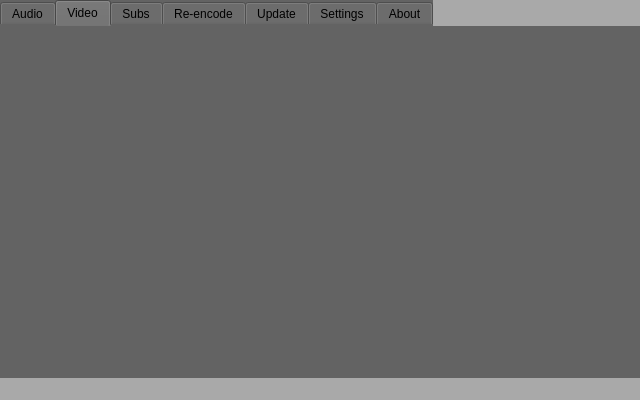
Old version of the form gui.ui in the repository KoleckOLP/yt-dl.
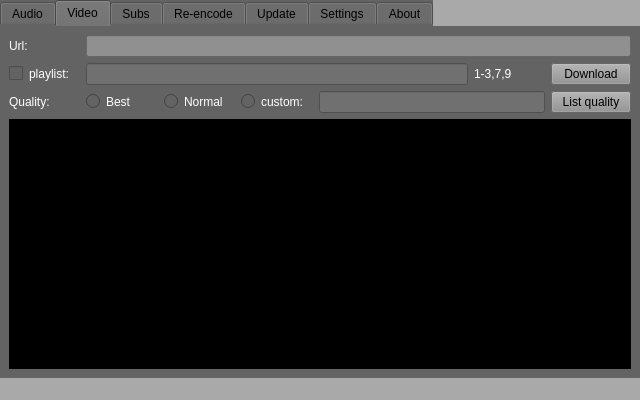
New version of the form. The open tabs and pages were chosen to show the change. Icons and pictures are not drawn.

Commit message: status bar, solo process, req, video tab, roadmap

What changed in the file:
```diff
--- a/gui.ui
+++ b/gui.ui
@@ -246,6 +246,126 @@
        <attribute name="title">
         <string>Video</string>
        </attribute>
+       <layout class="QGridLayout" name="gridLayout_3">
+        <item row="4" column="3">
+         <widget class="QRadioButton" name="radioButton_3">
+          <property name="styleSheet">
+           <string notr="true">color: #FFFFFF;</string>
+          </property>
+          <property name="text">
+           <string>custom:</string>
+          </property>
+         </widget>
+        </item>
+        <item row="0" column="1" colspan="7">
+         <widget class="QLineEdit" name="vid_url_bar">
+          <property name="styleSheet">
+           <string notr="true">background-color: #909090;</string>
+          </property>
+         </widget>
+        </item>
+        <item row="2" column="0">
+         <widget class="QCheckBox" name="checkBox">
+          <property name="styleSheet">
+           <string notr="true">color: #FFFFFF;</string>
+          </property>
+          <property name="text">
+           <string>playlist:</string>
+          </property>
+         </widget>
+        </item>
+        <item row="0" column="0">
+         <widget class="QLabel" name="vid_url_label">
+          <property name="styleSheet">
+           <string notr="true">color: #FFFFFF;</string>
+          </property>
+          <property name="text">
+           <string>Url:</string>
+          </property>
+         </widget>
+        </item>
+        <item row="4" column="2">
+         <widget class="QRadioButton" name="radioButton_2">
+          <property name="styleSheet">
+           <string notr="true">color: #FFFFFF;</string>
+          </property>
+          <property name="text">
+           <string>Normal</string>
+          </property>
+         </widget>
+        </item>
+        <item row="4" column="7">
+         <widget class="QPushButton" name="vid_download_button">
+          <property name="styleSheet">
+           <string notr="true">background-color: #909090;</string>
+          </property>
+          <property name="text">
+           <string>List quality</string>
+          </property>
+         </widget>
+        </item>
+        <item row="4" column="4" colspan="3">
+         <widget class="QLineEdit" name="lineEdit">
+          <property name="styleSheet">
+           <string notr="true">background-color: #707070;</string>
+          </property>
+         </widget>
+        </item>
+        <item row="7" column="0" colspan="8">
+         <widget class="QTextBrowser" name="textBrowser">
+          <property name="styleSheet">
+           <string notr="true">background-color: #000000; color: #FFFFFF;</string>
+          </property>
+         </widget>
+        </item>
+        <item row="2" column="1" colspan="5">
+         <widget class="QLineEdit" name="lineEdit_2">
+          <property name="styleSheet">
+           <string notr="true">background-color: #707070;</string>
+          </property>
+         </widget>
+        </item>
+        <item row="4" column="0">
+         <widget class="QLabel" name="label_2">
+          <property name="styleSheet">
+           <string notr="true">color: #FFFFFF;</string>
+          </property>
+          <property name="text">
+           <string>Quality:</string>
+          </property>
+         </widget>
+        </item>
+        <item row="4" column="1">
+         <widget class="QRadioButton" name="radioButton">
+          <property name="styleSheet">
+           <string notr="true">color: #FFFFFF;</string>
+          </property>
+          <property name="text">
+           <string>Best</string>
+          </property>
+         </widget>
+        </item>
+        <item row="2" column="6">
+         <widget class="QLabel" name="label">
+          <property name="styleSheet">
+           <string notr="true">color: #FFFFFF;</string>
+          </property>
+          <property name="text">
+           <string>1-3,7,9</string>
+          </property>
+         </widget>
+        </item>
+        <item row="2" column="7">
+         <widget class="QPushButton" name="pushButton">
+          <property name="styleSheet">
+           <string notr="true">background-color: #909090;</string>
+          </property>
+          <property name="text">
+           <string>Download</string>
+          </property>
+         </widget>
+        </item>
+       </layout>
       </widget>
       <widget class="QWidget" name="subs_tab">
        <attribute name="title">
```
Left out of the diff: 16 changed lines with no effect on the pictures. The commit also changes 3 other files.
